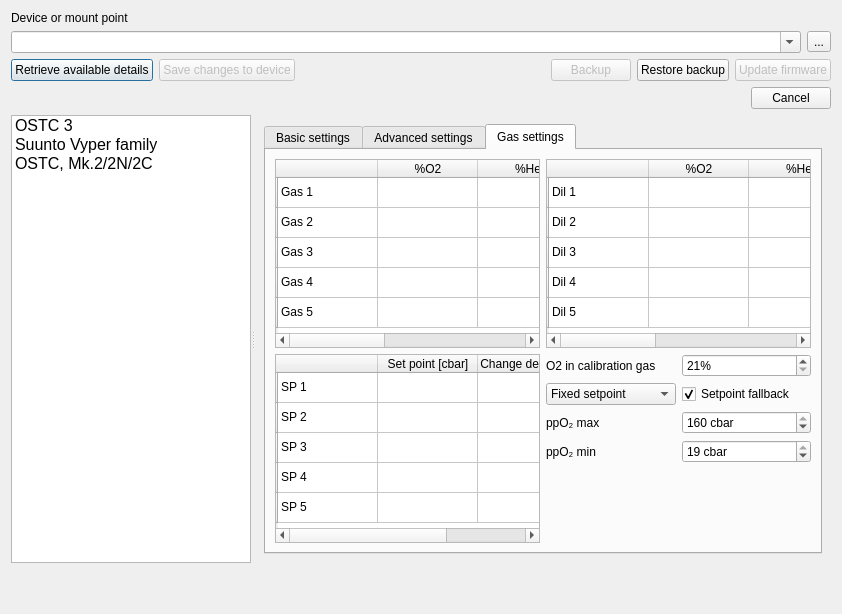
Qt form qt-ui/configuredivecomputerdialog.ui (subsurface/subsurface) before a commit.
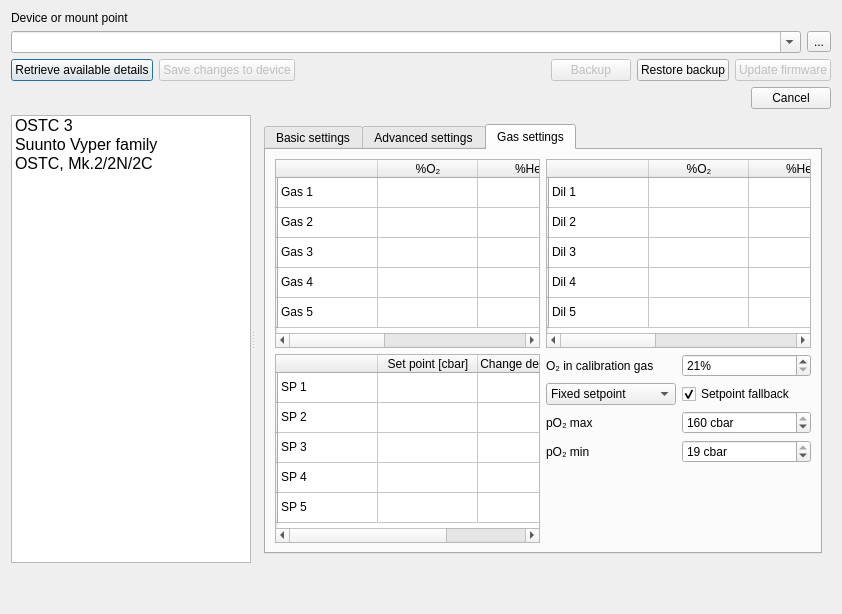
The same form after that commit. The open tabs and pages were chosen to show the change. Icons and pictures are not drawn.

```diff
--- a/qt-ui/configuredivecomputerdialog.ui
+++ b/qt-ui/configuredivecomputerdialog.ui
@@ -913,7 +913,7 @@
               </column>
               <column>
                <property name="text">
-                <string>%O2</string>
+                <string>%O₂</string>
                </property>
               </column>
               <column>
@@ -998,7 +998,7 @@
               </column>
               <column>
                <property name="text">
-                <string>%O2</string>
+                <string>%O₂</string>
                </property>
               </column>
               <column>
@@ -1121,7 +1121,7 @@
             <item row="2" column="2">
              <widget class="QLabel" name="label_35">
               <property name="text">
-               <string>O2 in calibration gas</string>
+               <string>O₂ in calibration gas</string>
               </property>
              </widget>
             </item>
@@ -1213,14 +1213,14 @@
             <item row="4" column="2">
              <widget class="QLabel" name="label_29">
               <property name="text">
-               <string>ppO₂ max</string>
+               <string>pO₂ max</string>
               </property>
              </widget>
             </item>
             <item row="5" column="2">
              <widget class="QLabel" name="label_30">
               <property name="text">
-               <string>ppO₂ min</string>
+               <string>pO₂ min</string>
               </property>
              </widget>
             </item>
```
Left out of the diff: 8 changed lines with no effect on the pictures.
